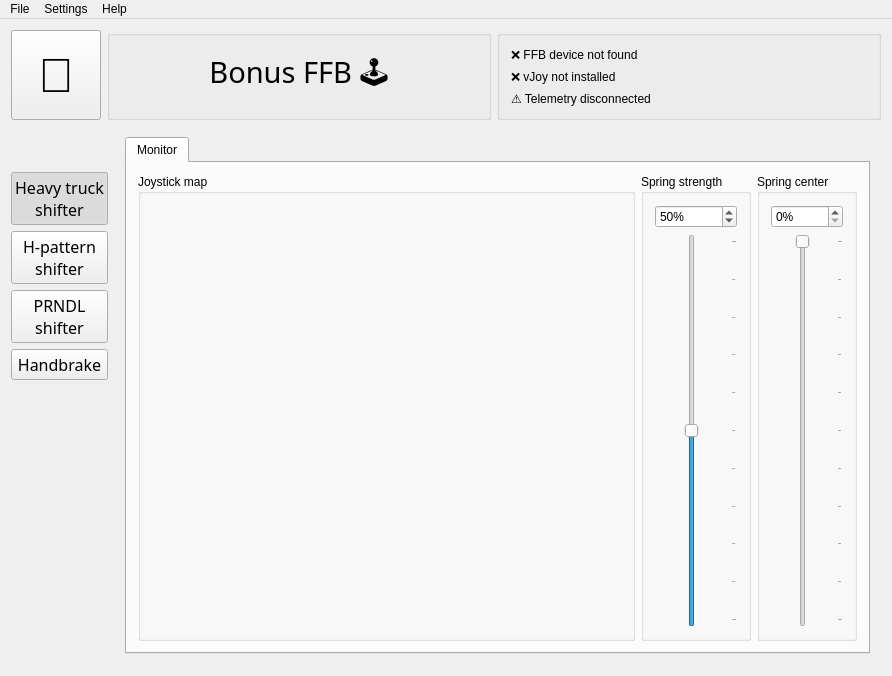
kgmonteith/BonusFFB, file BonusFFB/BonusFFB.ui: the form before one commit.
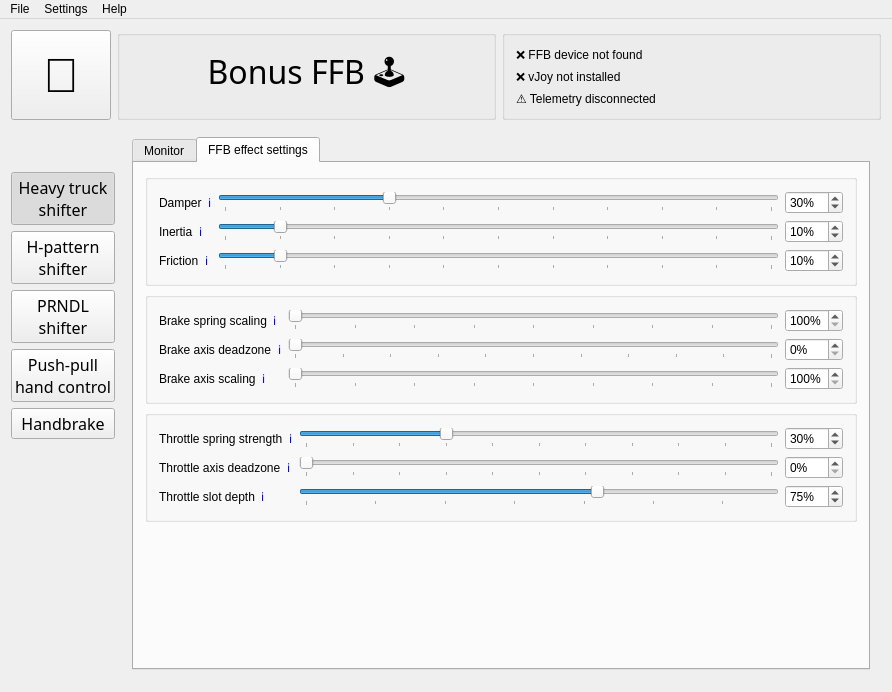
The form after the commit. Icons and pictures are not drawn.

Commit message: Added push-pull hand control mode

```diff
--- a/BonusFFB/BonusFFB.ui
+++ b/BonusFFB/BonusFFB.ui
@@ -7,7 +7,7 @@
     <x>0</x>
     <y>0</y>
     <width>892</width>
-    <height>676</height>
+    <height>692</height>
    </rect>
   </property>
   <property name="windowTitle">
@@ -15,25 +15,18 @@
   </property>
   <widget class="QWidget" name="centralWidget">
    <layout class="QGridLayout" name="gridLayout">
-    <item row="3" column="0">
-     <widget class="QPushButton" name="hshifter_appSelectButton">
-      <property name="font">
-       <font>
-        <family>Bahnschrift</family>
-        <pointsize>12</pointsize>
-       </font>
+    <item row="8" column="0">
+     <spacer name="verticalSpacer">
+      <property name="orientation">
+       <enum>Qt::Orientation::Vertical</enum>
       </property>
-      <property name="text">
-       <string>H-pattern
-shifter</string>
+      <property name="sizeHint" stdset="0">
+       <size>
+        <width>20</width>
+        <height>40</height>
+       </size>
       </property>
-      <property name="checkable">
-       <bool>true</bool>
-      </property>
-      <property name="checked">
-       <bool>false</bool>
-      </property>
-     </widget>
+     </spacer>
     </item>
     <item row="0" column="0" colspan="2">
      <layout class="QHBoxLayout" name="horizontalLayout_7">
@@ -47,7 +40,7 @@
         </property>
         <property name="maximumSize">
          <size>
-          <width>90</width>
+          <width>100</width>
           <height>16777215</height>
          </size>
         </property>
@@ -84,7 +77,7 @@
            <property name="font">
             <font>
              <family>Bahnschrift</family>
-             <pointsize>22</pointsize>
+             <pointsize>24</pointsize>
             </font>
            </property>
            <property name="text">
@@ -991,7 +984,7 @@
                   </widget>
                  </item>
                  <item>
-                  <widget class="QSpinBox" name="heavytruck_grindingIntensitySpinBox">
+                  <widget class="QSpinBox" name="heavytruck_grindIntensitySpinbox">
                    <property name="suffix">
                     <string>%</string>
                    </property>
@@ -1093,7 +1086,7 @@
                   </widget>
                  </item>
                  <item>
-                  <widget class="QSpinBox" name="heavytruck_keepInGearIdleSpinBox">
+                  <widget class="QSpinBox" name="heavytruck_keepInGearIdleSpinbox">
                    <property name="suffix">
                     <string>%</string>
                    </property>
@@ -1551,7 +1544,7 @@
                   </widget>
                  </item>
                  <item>
-                  <widget class="QSpinBox" name="grindingIntensitySpinBox">
+                  <widget class="QSpinBox" name="grindIntensitySpinbox">
                    <property name="suffix">
                     <string>%</string>
                    </property>
@@ -1647,7 +1640,7 @@
                   </widget>
                  </item>
                  <item>
-                  <widget class="QSpinBox" name="grindRPMSpinBox">
+                  <widget class="QSpinBox" name="grindRPMSpinbox">
                    <property name="suffix">
                     <string/>
                    </property>
@@ -1707,7 +1700,7 @@
                   </widget>
                  </item>
                  <item>
-                  <widget class="QSpinBox" name="keepInGearIdleSpinBox">
+                  <widget class="QSpinBox" name="keepInGearIdleSpinbox">
                    <property name="suffix">
                     <string>%</string>
                    </property>
@@ -2046,6 +2039,751 @@
         </item>
        </layout>
       </widget>
+      <widget class="QWidget" name="page_5">
+       <layout class="QGridLayout" name="gridLayout_6">
+        <item row="0" column="0">
+         <widget class="QTabWidget" name="pphcTabWidget">
+          <property name="currentIndex">
+           <number>1</number>
+          </property>
+          <widget class="QWidget" name="tab_4">
+           <attribute name="title">
+            <string>Monitor</string>
+           </attribute>
+           <layout class="QGridLayout" name="gridLayout_14">
+            <item row="0" column="0">
+             <widget class="QGroupBox" name="groupBox_21">
+              <property name="title">
+               <string>Brake</string>
+              </property>
+              <layout class="QVBoxLayout" name="verticalLayout_10">
+               <item>
+                <widget class="QProgressBar" name="pphc_brakeProgressBar">
+                 <property name="minimumSize">
+                  <size>
+                   <width>50</width>
+                   <height>0</height>
+                  </size>
+                 </property>
+                 <property name="maximum">
+                  <number>32767</number>
+                 </property>
+                 <property name="value">
+                  <number>0</number>
+                 </property>
+                 <property name="textVisible">
+                  <bool>false</bool>
+                 </property>
+                 <property name="orientation">
+                  <enum>Qt::Orientation::Vertical</enum>
+                 </property>
+                </widget>
+               </item>
+               <item>
+                <widget class="QLabel" name="pphc_brakeLabel">
+                 <property name="font">
+                  <font>
+                   <family>Bahnschrift</family>
+                   <pointsize>12</pointsize>
+                  </font>
+                 </property>
+                 <property name="text">
+                  <string>0</string>
+                 </property>
+                 <property name="alignment">
+                  <set>Qt::AlignmentFlag::AlignCenter</set>
+                 </property>
+                </widget>
+               </item>
+              </layout>
+             </widget>
+            </item>
+            <item row="0" column="2" rowspan="2">
+             <widget class="QGroupBox" name="shifterMapGroupBox_4">
+              <property name="sizePolicy">
+               <sizepolicy hsizetype="Expanding" vsizetype="Preferred">
+                <horstretch>0</horstretch>
+                <verstretch>0</verstretch>
+               </sizepolicy>
+              </property>
+              <property name="title">
+               <string>Joystick map</string>
+              </property>
+              <layout class="QGridLayout" name="gridLayout_21">
+               <item row="0" column="0">
+                <widget class="QGraphicsView" name="pphc_graphicsView">
+                 <property name="styleSheet">
+                  <string notr="true">background: transparent</string>
+                 </property>
+                 <property name="frameShape">
+                  <enum>QFrame::Shape::NoFrame</enum>
+                 </property>
+                 <property name="verticalScrollBarPolicy">
+                  <enum>Qt::ScrollBarPolicy::ScrollBarAlwaysOff</enum>
+                 </property>
+                 <property name="horizontalScrollBarPolicy">
+                  <enum>Qt::ScrollBarPolicy::ScrollBarAlwaysOff</enum>
+                 </property>
+                 <property name="alignment">
+                  <set>Qt::AlignmentFlag::AlignLeading|Qt::AlignmentFlag::AlignLeft|Qt::AlignmentFlag::AlignTop</set>
+                 </property>
+                 <property name="renderHints">
+                  <set>QPainter::RenderHint::Antialiasing|QPainter::RenderHint::SmoothPixmapTransform|QPainter::RenderHint::TextAntialiasing</set>
+                 </property>
+                </widget>
+               </item>
+              </layout>
+             </widget>
+            </item>
+            <item row="0" column="1">
+             <widget class="QGroupBox" name="groupBox_22">
+              <property name="title">
+               <string>Throttle</string>
+              </property>
+              <layout class="QVBoxLayout" name="verticalLayout_11">
+               <item>
+                <widget class="QProgressBar" name="pphc_throttleProgressBar">
+                 <property name="minimumSize">
+                  <size>
+                   <width>50</width>
+                   <height>0</height>
+                  </size>
+                 </property>
+                 <property name="maximum">
+                  <number>32767</number>
+                 </property>
+                 <property name="value">
+                  <number>0</number>
+                 </property>
+                 <property name="textVisible">
+                  <bool>false</bool>
+                 </property>
+                 <property name="orientation">
+                  <enum>Qt::Orientation::Vertical</enum>
+                 </property>
+                </widget>
+               </item>
+               <item>
+                <widget class="QLabel" name="pphc_throttleLabel">
+                 <property name="font">
+                  <font>
+                   <family>Bahnschrift</family>
+                   <pointsize>12</pointsize>
+                  </font>
+                 </property>
+                 <property name="text">
+                  <string>0</string>
+                 </property>
+                 <property name="alignment">
+                  <set>Qt::AlignmentFlag::AlignCenter</set>
+                 </property>
+                </widget>
+               </item>
+              </layout>
+             </widget>
+            </item>
+           </layout>
+          </widget>
+          <widget class="QWidget" name="tab">
+           <attribute name="title">
+            <string>FFB effect settings</string>
+           </attribute>
+           <layout class="QVBoxLayout" name="verticalLayout_12">
+            <item>
+             <widget class="QGroupBox" name="groupBox_24">
+              <property name="title">
+               <string/>
+              </property>
+              <layout class="QFormLayout" name="formLayout_13">
+               <item row="0" column="0">
+                <layout class="QHBoxLayout" name="horizontalLayout_62">
+                 <item>
+                  <widget class="QLabel" name="label_52">
+                   <property name="text">
+                    <string>Damper</string>
+                   </property>
+                  </widget>
+                 </item>
+                 <item>
+                  <widget class="QLabel" name="label_53">
+                   <property name="text">
+                    <string>&lt;a href=&quot;https://kgmonteith.github.io/BonusFFB/pphc/#damper&quot; style=&quot;text-decoration: none&quot;&gt;ℹ️&lt;/a&gt;</string>
+                   </property>
+                   <property name="openExternalLinks">
+                    <bool>true</bool>
+                   </property>
+                  </widget>
+                 </item>
+                </layout>
+               </item>
+               <item row="0" column="1">
+                <layout class="QHBoxLayout" name="horizontalLayout_63">
+                 <item>
+                  <widget class="QSlider" name="pphc_damperSlider">
+                   <property name="maximum">
+                    <number>100</number>
+                   </property>
+                   <property name="value">
+                    <number>30</number>
+                   </property>
+                   <property name="orientation">
+                    <enum>Qt::Orientation::Horizontal</enum>
+                   </property>
+                   <property name="tickPosition">
+                    <enum>QSlider::TickPosition::TicksBelow</enum>
+                   </property>
+                   <property name="tickInterval">
+                    <number>10</number>
+                   </property>
+                  </widget>
+                 </item>
+                 <item>
+                  <widget class="QSpinBox" name="pphc_damperSpinbox">
+                   <property name="suffix">
+                    <string>%</string>
+                   </property>
+                   <property name="maximum">
+                    <number>100</number>
+                   </property>
+                   <property name="value">
+                    <number>30</number>
+                   </property>
+                  </widget>
+                 </item>
+                </layout>
+               </item>
+               <item row="1" column="0">
+                <layout class="QHBoxLayout" name="horizontalLayout_64">
+                 <item>
+                  <widget class="QLabel" name="label_56">
+                   <property name="text">
+                    <string>Inertia</string>
+                   </property>
+                  </widget>
+                 </item>
+                 <item>
+                  <widget class="QLabel" name="label_57">
+                   <property name="text">
+                    <string>&lt;a href=&quot;https://kgmonteith.github.io/BonusFFB/pphc/#inertia&quot; style=&quot;text-decoration: none&quot;&gt;ℹ️&lt;/a&gt;</string>
+                   </property>
+                   <property name="openExternalLinks">
+                    <bool>true</bool>
+                   </property>
+                  </widget>
+                 </item>
+                </layout>
+               </item>
+               <item row="1" column="1">
+                <layout class="QHBoxLayout" name="horizontalLayout_65">
+                 <item>
+                  <widget class="QSlider" name="pphc_inertiaSlider">
+                   <property name="maximum">
+                    <number>100</number>
+                   </property>
+                   <property name="value">
+                    <number>10</number>
+                   </property>
+                   <property name="orientation">
+                    <enum>Qt::Orientation::Horizontal</enum>
+                   </property>
+                   <property name="tickPosition">
+                    <enum>QSlider::TickPosition::TicksBelow</enum>
+                   </property>
+                   <property name="tickInterval">
+                    <number>10</number>
+                   </property>
+                  </widget>
+                 </item>
+                 <item>
+                  <widget class="QSpinBox" name="pphc_inertiaSpinbox">
+                   <property name="suffix">
+                    <string>%</string>
+                   </property>
+                   <property name="maximum">
+                    <number>100</number>
+                   </property>
+                   <property name="value">
+                    <number>10</number>
+                   </property>
+                  </widget>
+                 </item>
+                </layout>
+               </item>
+               <item row="2" column="0">
+                <layout class="QHBoxLayout" name="horizontalLayout_66">
+                 <item>
+                  <widget class="QLabel" name="label_58">
+                   <property name="text">
+                    <string>Friction</string>
+                   </property>
+                  </widget>
+                 </item>
+                 <item>
+                  <widget class="QLabel" name="label_59">
+                   <property name="text">
+                    <string>&lt;a href=&quot;https://kgmonteith.github.io/BonusFFB/pphc/#friction&quot; style=&quot;text-decoration: none&quot;&gt;ℹ️&lt;/a&gt;</string>
+                   </property>
+                   <property name="openExternalLinks">
+                    <bool>true</bool>
+                   </property>
+                  </widget>
+                 </item>
+                </layout>
+               </item>
+               <item row="2" column="1">
+                <layout class="QHBoxLayout" name="horizontalLayout_67">
+                 <item>
+                  <widget class="QSlider" name="pphc_frictionSlider">
+                   <property name="maximum">
+                    <number>100</number>
+                   </property>
+                   <property name="value">
+                    <number>10</number>
+                   </property>
+                   <property name="orientation">
+                    <enum>Qt::Orientation::Horizontal</enum>
+                   </property>
+                   <property name="tickPosition">
+                    <enum>QSlider::TickPosition::TicksBelow</enum>
+                   </property>
+                   <property name="tickInterval">
+                    <number>10</number>
+                   </property>
+                  </widget>
+                 </item>
+                 <item>
+                  <widget class="QSpinBox" name="pphc_frictionSpinbox">
+                   <property name="suffix">
+                    <string>%</string>
+                   </property>
+                   <property name="maximum">
+                    <number>100</number>
+                   </property>
+                   <property name="value">
+                    <number>10</number>
+                   </property>
+                  </widget>
+                 </item>
+                </layout>
+               </item>
+              </layout>
+             </widget>
+            </item>
+            <item>
+             <widget class="QGroupBox" name="groupBox_26">
+              <property name="title">
+               <string/>
+              </property>
+              <layout class="QFormLayout" name="formLayout_2">
+               <item row="0" column="0">
+                <layout class="QHBoxLayout" name="horizontalLayout_80">
+                 <item>
+                  <widget class="QLabel" name="label_72">
+                   <property name="text">
+                    <string>Brake spring scaling</string>
+                   </property>
+                  </widget>
+                 </item>
+                 <item>
+                  <widget class="QLabel" name="label_73">
+                   <property name="text">
+                    <string>&lt;a href=&quot;https://kgmonteith.github.io/BonusFFB/pphc/#brake-spring-scaling&quot; style=&quot;text-decoration: none&quot;&gt;ℹ️&lt;/a&gt;</string>
+                   </property>
+                   <property name="openExternalLinks">
+                    <bool>true</bool>
+                   </property>
+                  </widget>
+                 </item>
+                </layout>
+               </item>
+               <item row="0" column="1">
+                <layout class="QHBoxLayout" name="horizontalLayout_81">
+                 <item>
+                  <widget class="QSlider" name="pphc_brakeSpringScalingSlider">
+                   <property name="minimum">
+                    <number>100</number>
+                   </property>
+                   <property name="maximum">
+                    <number>500</number>
+                   </property>
+                   <property name="value">
+                    <number>100</number>
+                   </property>
+                   <property name="orientation">
+                    <enum>Qt::Orientation::Horizontal</enum>
+                   </property>
+                   <property name="tickPosition">
+                    <enum>QSlider::TickPosition::TicksBelow</enum>
+                   </property>
+                   <property name="tickInterval">
+                    <number>50</number>
+                   </property>
+                  </widget>
+                 </item>
+                 <item>
+                  <widget class="QSpinBox" name="pphc_brakeSpringScalingSpinbox">
+                   <property name="suffix">
+                    <string>%</string>
+                   </property>
+                   <property name="minimum">
+                    <number>100</number>
+                   </property>
+                   <property name="maximum">
+                    <number>500</number>
+                   </property>
+                   <property name="value">
+                    <number>100</number>
+                   </property>
+                  </widget>
+                 </item>
+                </layout>
+               </item>
+               <item row="1" column="0">
+                <layout class="QHBoxLayout" name="horizontalLayout_70">
+                 <item>
+                  <widget class="QLabel" name="label_62">
+                   <property name="text">
+                    <string>Brake axis deadzone</string>
+                   </property>
+                  </widget>
+                 </item>
+                 <item>
+                  <widget class="QLabel" name="label_63">
+                   <property name="text">
+                    <string>&lt;a href=&quot;https://kgmonteith.github.io/BonusFFB/pphc/#throttle-slot-depth&quot; style=&quot;text-decoration: none&quot;&gt;ℹ️&lt;/a&gt;</string>
+                   </property>
+                   <property name="openExternalLinks">
+                    <bool>true</bool>
+                   </property>
+                  </widget>
+                 </item>
+                </layout>
+               </item>
+               <item row="1" column="1">
+                <layout class="QHBoxLayout" name="horizontalLayout_72">
+                 <item>
+                  <widget class="QSlider" name="pphc_brakeAxisDeadzoneSlider">
+                   <property name="minimum">
+                    <number>0</number>
+                   </property>
+                   <property name="maximum">
+                    <number>100</number>
+                   </property>
+                   <property name="value">
+                    <number>0</number>
+                   </property>
+                   <property name="orientation">
+                    <enum>Qt::Orientation::Horizontal</enum>
+                   </property>
+                   <property name="tickPosition">
+                    <enum>QSlider::TickPosition::TicksBelow</enum>
+                   </property>
+                   <property name="tickInterval">
+                    <number>10</number>
+                   </property>
+                  </widget>
+                 </item>
+                 <item>
+                  <widget class="QSpinBox" name="pphc_brakeAxisDeadzoneSpinbox">
+                   <property name="suffix">
+                    <string>%</string>
+                   </property>
+                   <property name="minimum">
+                    <number>0</number>
+                   </property>
+                   <property name="maximum">
+                    <number>100</number>
+                   </property>
+                   <property name="value">
+                    <number>0</number>
+                   </property>
+                   <property name="displayIntegerBase">
+                    <number>10</number>
+                   </property>
+                  </widget>
+                 </item>
+                </layout>
+               </item>
+               <item row="2" column="0">
+                <layout class="QHBoxLayout" name="horizontalLayout_85">
+                 <item>
+                  <widget class="QLabel" name="label_76">
+                   <property name="text">
+                    <string>Brake axis scaling</string>
+                   </property>
+                  </widget>
+                 </item>
+                 <item>
+                  <widget class="QLabel" name="label_77">
+                   <property name="text">
+                    <string>&lt;a href=&quot;https://kgmonteith.github.io/BonusFFB/pphc/#throttle-slot-depth&quot; style=&quot;text-decoration: none&quot;&gt;ℹ️&lt;/a&gt;</string>
+                   </property>
+                   <property name="openExternalLinks">
+                    <bool>true</bool>
+                   </property>
+                  </widget>
+                 </item>
+                </layout>
+               </item>
+               <item row="2" column="1">
+                <layout class="QHBoxLayout" name="horizontalLayout_84">
+                 <item>
+                  <widget class="QSlider" name="pphc_brakeAxisScalingSlider">
+                   <property name="minimum">
+                    <number>100</number>
+                   </property>
+                   <property name="maximum">
+                    <number>500</number>
+                   </property>
+                   <property name="value">
+                    <number>100</number>
+                   </property>
+                   <property name="orientation">
+                    <enum>Qt::Orientation::Horizontal</enum>
+                   </property>
+                   <property name="tickPosition">
+                    <enum>QSlider::TickPosition::TicksBelow</enum>
+                   </property>
+                   <property name="tickInterval">
+                    <number>50</number>
+                   </property>
+                  </widget>
+                 </item>
+                 <item>
+                  <widget class="QSpinBox" name="pphc_brakeAxisScalingSpinbox">
+                   <property name="suffix">
+                    <string>%</string>
+                   </property>
+                   <property name="minimum">
+                    <number>100</number>
+                   </property>
+                   <property name="maximum">
+                    <number>500</number>
+                   </property>
+                   <property name="value">
+                    <number>100</number>
+                   </property>
+                  </widget>
+                 </item>
+                </layout>
+               </item>
+              </layout>
+             </widget>
+            </item>
+            <item>
+             <widget class="QGroupBox" name="groupBox_27">
+              <property name="title">
+               <string/>
+              </property>
+              <layout class="QFormLayout" name="formLayout_5">
+               <item row="0" column="0">
+                <layout class="QHBoxLayout" name="horizontalLayout_82">
+                 <item>
+                  <widget class="QLabel" name="label_74">
+                   <property name="text">
+                    <string>Throttle spring strength</string>
+                   </property>
+                  </widget>
+                 </item>
+                 <item>
+                  <widget class="QLabel" name="label_75">
+                   <property name="text">
+                    <string>&lt;a href=&quot;https://kgmonteith.github.io/BonusFFB/pphc/#throttle-spring-strength&quot; style=&quot;text-decoration: none&quot;&gt;ℹ️&lt;/a&gt;</string>
+                   </property>
+                   <property name="openExternalLinks">
+                    <bool>true</bool>
+                   </property>
+                  </widget>
+                 </item>
+                </layout>
+               </item>
+               <item row="0" column="1">
+                <layout class="QHBoxLayout" name="horizontalLayout_83">
+                 <item>
+                  <widget class="QSlider" name="pphc_throttleSpringStrengthSlider">
+                   <property name="maximum">
+                    <number>100</number>
+                   </property>
+                   <property name="value">
+                    <number>30</number>
+                   </property>
+                   <property name="orientation">
+                    <enum>Qt::Orientation::Horizontal</enum>
+                   </property>
+                   <property name="tickPosition">
+                    <enum>QSlider::TickPosition::TicksBelow</enum>
+                   </property>
+                   <property name="tickInterval">
+                    <number>10</number>
+                   </property>
+                  </widget>
+                 </item>
+                 <item>
+                  <widget class="QSpinBox" name="pphc_throttleSpringStrengthSpinbox">
+                   <property name="suffix">
+                    <string>%</string>
+                   </property>
+                   <property name="maximum">
+                    <number>100</number>
+                   </property>
+                   <property name="value">
+                    <number>30</number>
+                   </property>
+                  </widget>
+                 </item>
+                </layout>
+               </item>
+               <item row="1" column="0">
+                <layout class="QHBoxLayout" name="horizontalLayout_77">
+                 <item>
+                  <widget class="QLabel" name="label_70">
+                   <property name="text">
+                    <string>Throttle axis deadzone</string>
+                   </property>
+                  </widget>
+                 </item>
+                 <item>
+                  <widget class="QLabel" name="label_71">
+                   <property name="text">
+                    <string>&lt;a href=&quot;https://kgmonteith.github.io/BonusFFB/pphc/#throttle-slot-depth&quot; style=&quot;text-decoration: none&quot;&gt;ℹ️&lt;/a&gt;</string>
+                   </property>
+                   <property name="openExternalLinks">
+                    <bool>true</bool>
+                   </property>
+                  </widget>
+                 </item>
+                </layout>
+               </item>
+               <item row="1" column="1">
+                <layout class="QHBoxLayout" name="horizontalLayout_79">
+                 <item>
+                  <widget class="QSlider" name="pphc_throttleAxisDeadzoneSlider">
+                   <property name="minimum">
+                    <number>0</number>
+                   </property>
+                   <property name="maximum">
+                    <number>100</number>
+                   </property>
+                   <property name="value">
+                    <number>0</number>
+                   </property>
+                   <property name="orientation">
+                    <enum>Qt::Orientation::Horizontal</enum>
+                   </property>
+                   <property name="tickPosition">
+                    <enum>QSlider::TickPosition::TicksBelow</enum>
+                   </property>
+                   <property name="tickInterval">
+                    <number>10</number>
+                   </property>
+                  </widget>
+                 </item>
+                 <item>
+                  <widget class="QSpinBox" name="pphc_throttleAxisDeadzoneSpinbox">
+                   <property name="suffix">
+                    <string>%</string>
+                   </property>
+                   <property name="minimum">
+                    <number>0</number>
+                   </property>
+                   <property name="maximum">
+                    <number>100</number>
+                   </property>
+                   <property name="value">
+                    <number>0</number>
+                   </property>
+                   <property name="displayIntegerBase">
+                    <number>10</number>
+                   </property>
+                  </widget>
+                 </item>
+                </layout>
+               </item>
+               <item row="2" column="0">
+                <layout class="QHBoxLayout" name="horizontalLayout_69">
+                 <item>
+                  <widget class="QLabel" name="label_60">
+                   <property name="text">
+                    <string>Throttle slot depth</string>
+                   </property>
+                  </widget>
+                 </item>
+                 <item>
+                  <widget class="QLabel" name="label_61">
+                   <property name="text">
+                    <string>&lt;a href=&quot;https://kgmonteith.github.io/BonusFFB/pphc/#throttle-slot-depth&quot; style=&quot;text-decoration: none&quot;&gt;ℹ️&lt;/a&gt;</string>
+                   </property>
+                   <property name="openExternalLinks">
+                    <bool>true</bool>
+                   </property>
+                  </widget>
+                 </item>
+                </layout>
+               </item>
+               <item row="2" column="1">
+                <layout class="QHBoxLayout" name="horizontalLayout_68">
+                 <item>
+                  <widget class="QSlider" name="pphc_throttleSlotDepthSlider">
+                   <property name="minimum">
+                    <number>33</number>
+                   </property>
+                   <property name="maximum">
+                    <number>100</number>
+                   </property>
+                   <property name="value">
+                    <number>75</number>
+                   </property>
+                   <property name="orientation">
+                    <enum>Qt::Orientation::Horizontal</enum>
+                   </property>
+                   <property name="tickPosition">
+                    <enum>QSlider::TickPosition::TicksBelow</enum>
+                   </property>
+                   <property name="tickInterval">
+                    <number>10</number>
+                   </property>
+                  </widget>
+                 </item>
+                 <item>
+                  <widget class="QSpinBox" name="pphc_throttleSlotDepthSpinbox">
+                   <property name="suffix">
+                    <string>%</string>
+                   </property>
+                   <property name="minimum">
+                    <number>33</number>
+                   </property>
+                   <property name="maximum">
+                    <number>100</number>
+                   </property>
+                   <property name="value">
+                    <number>75</number>
+                   </property>
+                  </widget>
+                 </item>
+                </layout>
+               </item>
+              </layout>
+             </widget>
+            </item>
+            <item>
+             <spacer name="verticalSpacer_5">
+              <property name="orientation">
+               <enum>Qt::Orientation::Vertical</enum>
+              </property>
+              <property name="sizeHint" stdset="0">
+               <size>
+                <width>20</width>
+                <height>40</height>
+               </size>
+              </property>
+             </spacer>
+            </item>
+           </layout>
+          </widget>
+         </widget>
+        </item>
+       </layout>
+      </widget>
       <widget class="QWidget" name="page_3">
        <layout class="QGridLayout" name="gridLayout_16">
         <item row="0" column="1">
@@ -2102,7 +2840,7 @@
               </property>
               <layout class="QVBoxLayout" name="verticalLayout_3">
                <item>
-                <widget class="QSpinBox" name="handbrakeSpringStrengthSpinBox">
+                <widget class="QSpinBox" name="handbrakeSpringStrengthSpinbox">
                  <property name="suffix">
                   <string>%</string>
                  </property>
@@ -2149,7 +2887,7 @@
               </property>
               <layout class="QVBoxLayout" name="verticalLayout_7">
                <item>
-                <widget class="QSpinBox" name="handbrakeSpringCenterSpinBox">
+                <widget class="QSpinBox" name="handbrakeSpringCenterSpinbox">
                  <property name="suffix">
                   <string>%</string>
                  </property>
@@ -2201,17 +2939,20 @@
      </widget>
     </item>
     <item row="6" column="0">
-     <spacer name="verticalSpacer">
-      <property name="orientation">
-       <enum>Qt::Orientation::Vertical</enum>
+     <widget class="QPushButton" name="handbrake_appSelectButton">
+      <property name="font">
+       <font>
+        <family>Bahnschrift</family>
+        <pointsize>12</pointsize>
+       </font>
       </property>
-      <property name="sizeHint" stdset="0">
-       <size>
-        <width>20</width>
-        <height>40</height>
-       </size>
+      <property name="text">
+       <string>Handbrake</string>
       </property>
-     </spacer>
+      <property name="checkable">
+       <bool>true</bool>
+      </property>
+     </widget>
     </item>
     <item row="4" column="0">
      <widget class="QPushButton" name="prndl_appSelectButton">
@@ -2230,6 +2971,26 @@
       </property>
      </widget>
     </item>
+    <item row="3" column="0">
+     <widget class="QPushButton" name="hshifter_appSelectButton">
+      <property name="font">
+       <font>
+        <family>Bahnschrift</family>
+        <pointsize>12</pointsize>
+       </font>
+      </property>
+      <property name="text">
+       <string>H-pattern
+shifter</string>
+      </property>
+      <property name="checkable">
+       <bool>true</bool>
+      </property>
+      <property name="checked">
+       <bool>false</bool>
+      </property>
+     </widget>
+    </item>
     <item row="1" column="0">
      <spacer name="verticalSpacer_2">
       <property name="orientation">
@@ -2267,7 +3028,7 @@
      </widget>
     </item>
     <item row="5" column="0">
-     <widget class="QPushButton" name="handbrake_appSelectButton">
+     <widget class="QPushButton" name="pphc_appSelectButton">
       <property name="font">
        <font>
         <family>Bahnschrift</family>
@@ -2275,7 +3036,8 @@
        </font>
       </property>
       <property name="text">
-       <string>Handbrake</string>
+       <string>Push-pull
+hand control</string>
       </property>
       <property name="checkable">
        <bool>true</bool>
```
Left out of the diff: 579 changed lines with no effect on the pictures. The commit also changes 10 other files.
